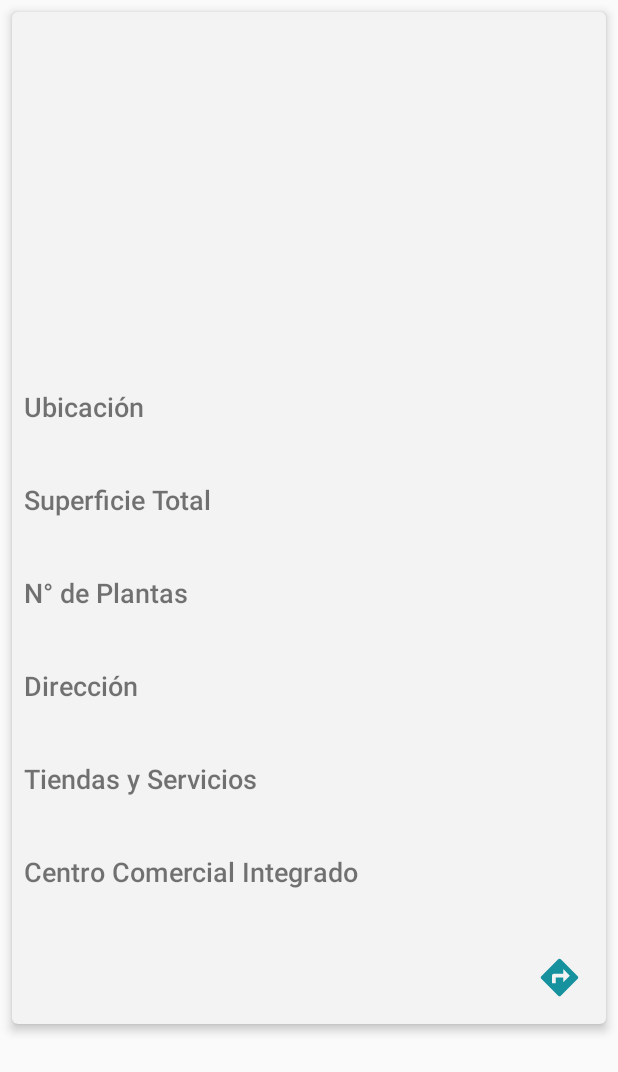
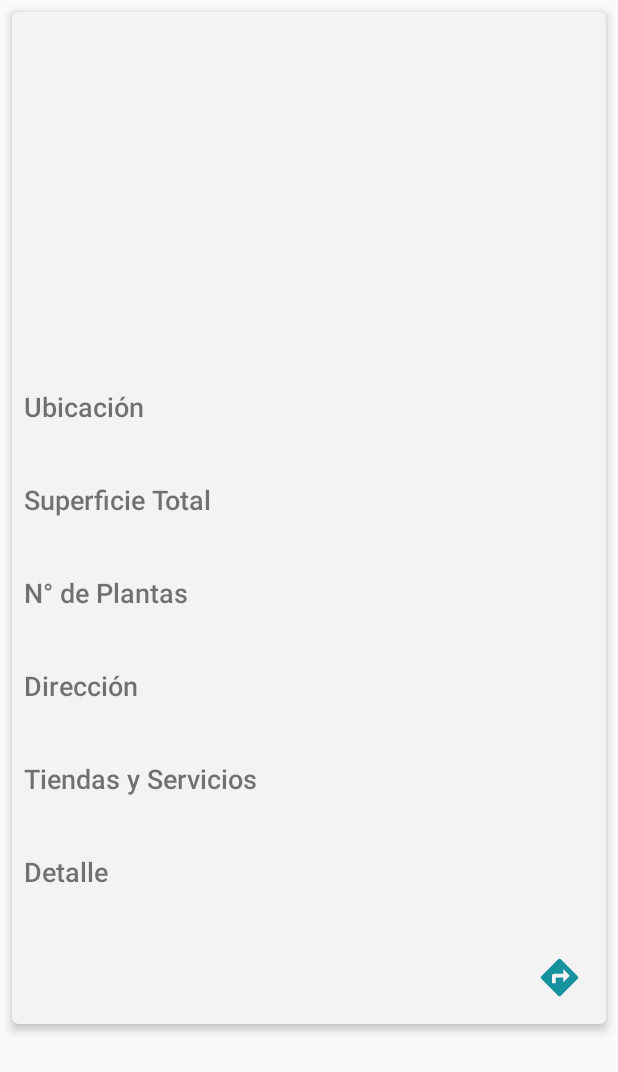
Before and after one commit to elmeRomeroLinares/EstructuraComercial, an Android app: the layout item_detail.xml on its own in the app's theme, with its tools: preview values and no code run, on a phone screen of 412 x 824 dp. Shown: the top 1072 px of the screen. Run offline under Robolectric (Android 15) with nearby library versions, the phone set to English and light mode, and no system bars.

Commit message:
final commit fix

```diff
--- a/app/src/main/res/layout/item_detail.xml
+++ b/app/src/main/res/layout/item_detail.xml
@@ -187,7 +187,7 @@
                     android:layout_marginLeft="8dp"
                     android:layout_marginTop="10dp"
                     android:fontFamily="sans-serif-medium"
-                    android:text="Centro Comercial Integrado"
+                    android:text="Detalle"
                     android:textSize="18sp"
                     app:layout_constraintStart_toStartOf="parent"
                     app:layout_constraintTop_toBottomOf="@+id/textView12" />
```
